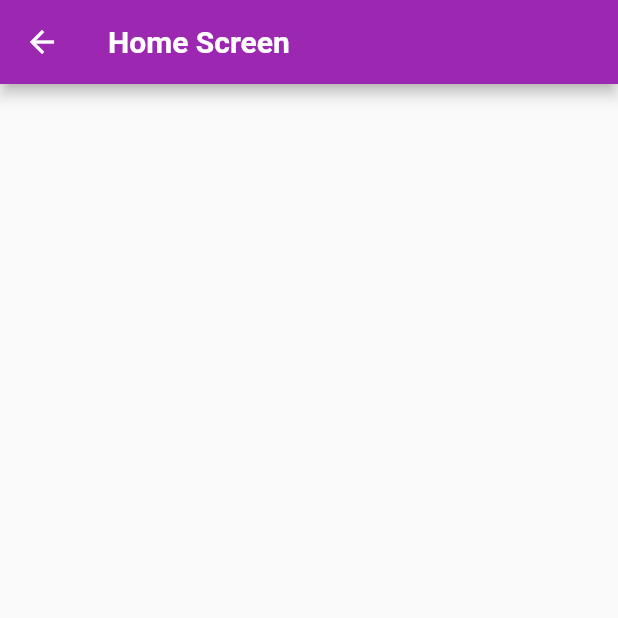
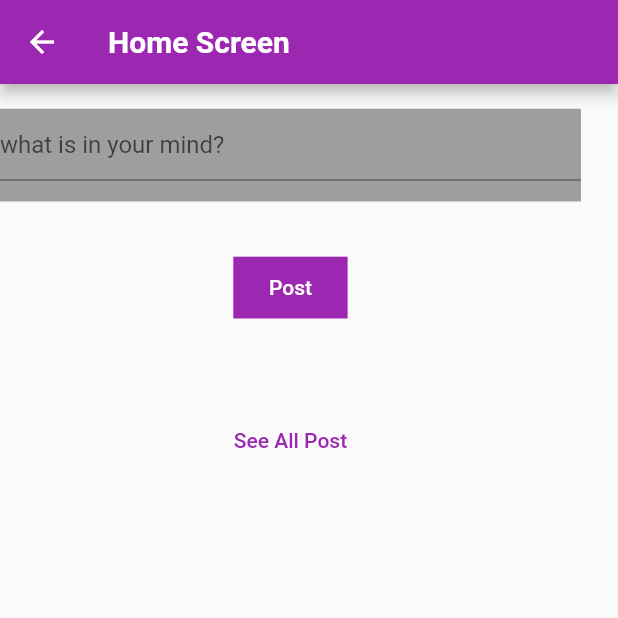
Before and after one commit to Hunaisp/FirebaseBase, a Flutter app: the Home_screen screen opened directly, on a phone screen of 412 x 824 dp, the top half of it. Run offline on Flutter 3.47's test engine with Material 2 defaults, Android fonts, the phone set to English and light mode, and no system bars; our stand-ins replace firebase_auth, firebase_core, firebase_database, fluttertoast; accounts and stored records are empty.

Commit message:
first commit

```diff
--- a/lib/home_page.dart
+++ b/lib/home_page.dart
@@ -1,3 +1,6 @@
+import 'package:firebase_database/firebase_database.dart';
+import 'package:firebase_example1/see_all_post.dart';
+import 'package:firebase_example1/toast_message.dart';
 import 'package:flutter/material.dart';
 
 class Home_screen extends StatefulWidget {
@@ -7,9 +10,14 @@ class Home_screen extends StatefulWidget {
   State<Home_screen> createState() => _Home_screenState();
 }
 
+TextEditingController post = TextEditingController();
+final databaseRef = FirebaseDatabase.instance.ref('post');
+
 class _Home_screenState extends State<Home_screen> {
   @override
   Widget build(BuildContext context) {
+    var mwidth = MediaQuery.of(context).size.width;
+    var mheight = MediaQuery.of(context).size.height;
     return Scaffold(
       appBar: AppBar(
         backgroundColor: Colors.purple,
@@ -18,6 +26,61 @@ class _Home_screenState extends State<Home_screen> {
           style: TextStyle(color: Colors.white, fontWeight: FontWeight.bold),
         ),
       ),
+      body: Column(
+        children: [
+          SizedBox(
+            height: mheight * 0.02,
+          ),
+          Container(
+            width: mwidth * 0.94,
+            height: mheight * 0.075,
+            color: Colors.grey,
+            child: TextFormField(
+              controller: post,
+              decoration: InputDecoration(hintText: 'what is in your mind?'),
+            ),
+          ),
+          SizedBox(
+            height: mheight * 0.035,
+          ),
+          TextButton(
+              onPressed: () {
+                databaseRef
+                    .child(DateTime.now().microsecondsSinceEpoch.toString())
+                    .set({
+                      'title': post.text,
+                      'id': DateTime.now().microsecondsSinceEpoch.toString()
+                    })
+                    .then((value) =>
+                        {ToastMessage().toastmessage(message: 'Post Added')})
+                    .onError((error, stackTrace) =>
+                        ToastMessage().toastmessage(message: error.toString()));
+              },
+              child: Container(
+                width: mwidth * 0.185,
+                height: mheight * 0.05,
+                color: Colors.purple,
+                child: Center(
+                  child: Text(
+                    'Post',
+                    style: TextStyle(
+                        color: Colors.white, fontWeight: FontWeight.w500),
+                  ),
+                ),
+              )),
+          SizedBox(
+            height: mheight * 0.06,
+          ),
+          TextButton(
+              onPressed: () => Navigator.of(context).push(MaterialPageRoute(
+                  builder: (BuildContext a) => Post_screen ())),
+              child: Text(
+                'See All Post',
+                style:
+                    TextStyle(color: Colors.purple, fontWeight: FontWeight.w500),
+              ))
+        ],
+      ),
     );
   }
 }
```
Also changed, not shown: lib/see_all_post.dart (added, +45 -0 lines), 1 other file.
